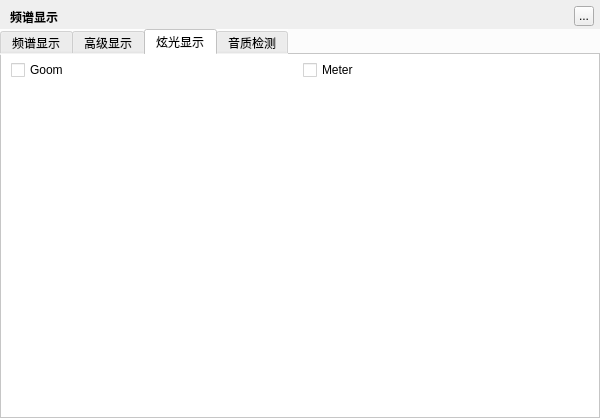
Before: the Qt Designer form TTKModule/TTKWidget/musicUiKits/musicToolsetsKits/musicspectrumwidget.ui in Greedysky/TTKMusicPlayer, drawn with Qt 5.
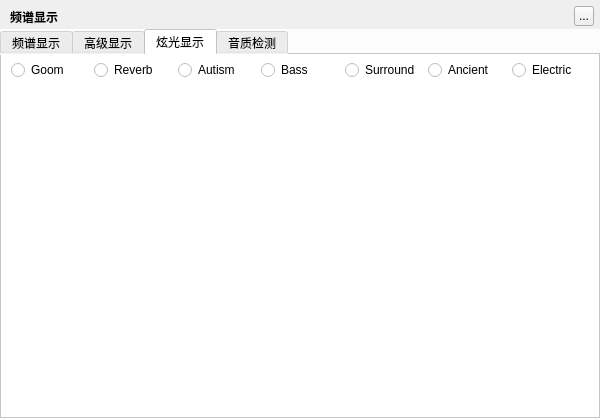
After: the same form once the commit is applied. The open tabs and pages were chosen to show the change.

Patch:
```diff
--- a/TTKModule/TTKWidget/musicUiKits/musicToolsetsKits/musicspectrumwidget.ui
+++ b/TTKModule/TTKWidget/musicUiKits/musicToolsetsKits/musicspectrumwidget.ui
@@ -358,7 +358,7 @@
           <number>0</number>
          </property>
          <item>
-          <widget class="QCheckBox" name="flashgoomBox">
+          <widget class="QRadioButton" name="floridgoomBox">
            <property name="text">
             <string>Goom</string>
            </property>
@@ -368,13 +368,51 @@
           </widget>
          </item>
          <item>
-          <widget class="QCheckBox" name="flashmeterBox">
+          <widget class="QRadioButton" name="floridreverbBox">
            <property name="text">
-            <string>Meter</string>
+            <string>Reverb</string>
            </property>
            <property name="checked">
             <bool>false</bool>
            </property>
+           <property name="autoExclusive">
+            <bool>true</bool>
+           </property>
+          </widget>
+         </item>
+         <item>
+          <widget class="QRadioButton" name="floridautismBox">
+           <property name="text">
+            <string>Autism</string>
+           </property>
+          </widget>
+         </item>
+         <item>
+          <widget class="QRadioButton" name="floridbassBox">
+           <property name="text">
+            <string>Bass</string>
+           </property>
+          </widget>
+         </item>
+         <item>
+          <widget class="QRadioButton" name="floridsurroundBox">
+           <property name="text">
+            <string>Surround</string>
+           </property>
+          </widget>
+         </item>
+         <item>
+          <widget class="QRadioButton" name="floridancientBox">
+           <property name="text">
+            <string>Ancient</string>
+           </property>
+          </widget>
+         </item>
+         <item>
+          <widget class="QRadioButton" name="floridelectricBox">
+           <property name="text">
+            <string>Electric</string>
+           </property>
           </widget>
          </item>
         </layout>
```
Left out of the diff: 17 changed lines with no effect on the pictures.
